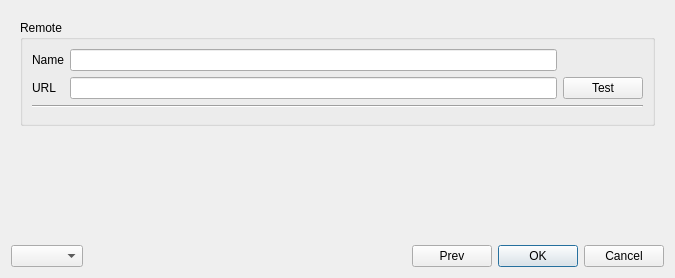
This is src/AddRepositoryDialog.ui in soramimi/Guitar as Qt 5 draws it before an edit. The edited form follows.
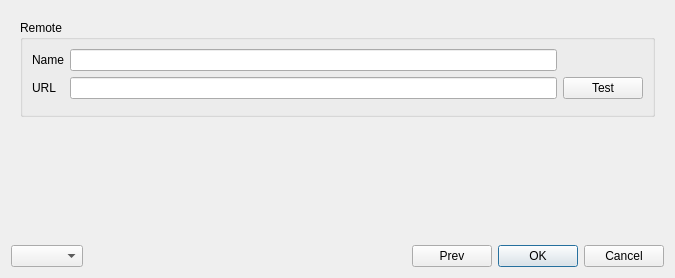
This is the edited form. The open tabs and pages were chosen to show the change. Custom widgets are drawn as their Qt base class.

```diff
--- a/src/AddRepositoryDialog.ui
+++ b/src/AddRepositoryDialog.ui
@@ -120,13 +120,6 @@
               </item>
              </layout>
             </item>
-            <item>
-             <widget class="Line" name="line_2">
-              <property name="orientation">
-               <enum>Qt::Orientation::Horizontal</enum>
-              </property>
-             </widget>
-            </item>
             <item>
              <widget class="RemoteAdvancedOptionWidget" name="widget_ssh_override" native="true"/>
             </item>
@@ -136,14 +129,14 @@
         </layout>
        </item>
        <item>
-        <spacer name="verticalSpacer_2">
+        <spacer name="verticalSpacer_3">
          <property name="orientation">
-          <enum>Qt::Orientation::Vertical</enum>
+          <enum>Qt::Vertical</enum>
          </property>
          <property name="sizeHint" stdset="0">
           <size>
            <width>20</width>
-           <height>68</height>
+           <height>40</height>
           </size>
          </property>
         </spacer>
```
Left out of the diff: 32 changed lines with no effect on the pictures.
